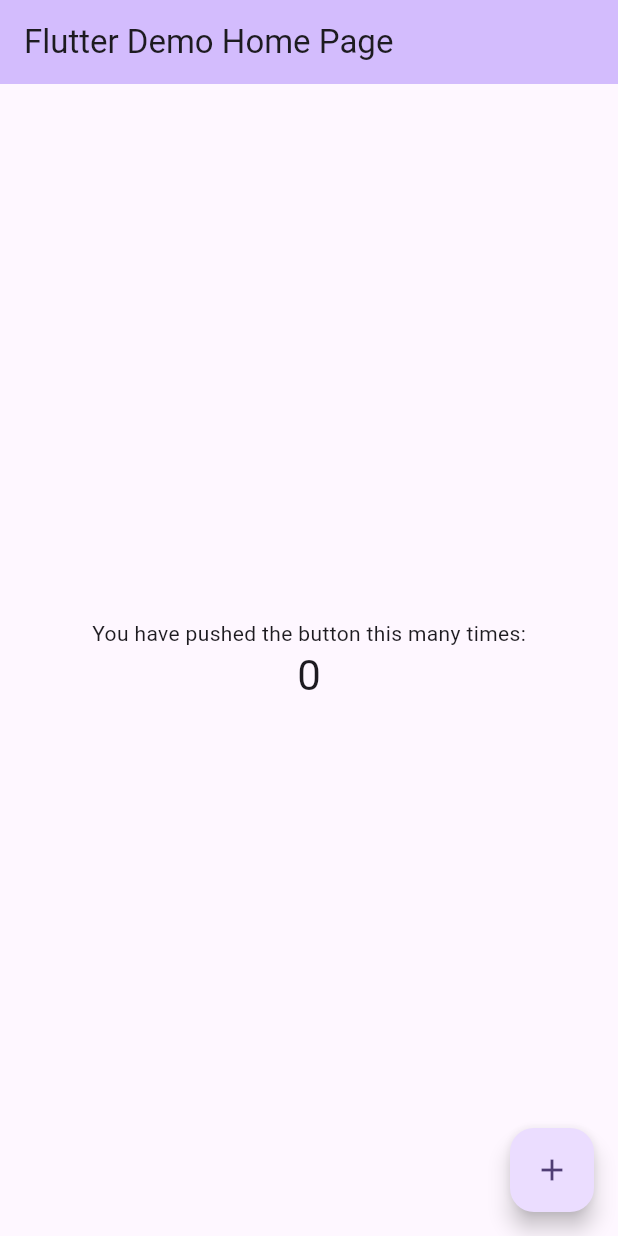
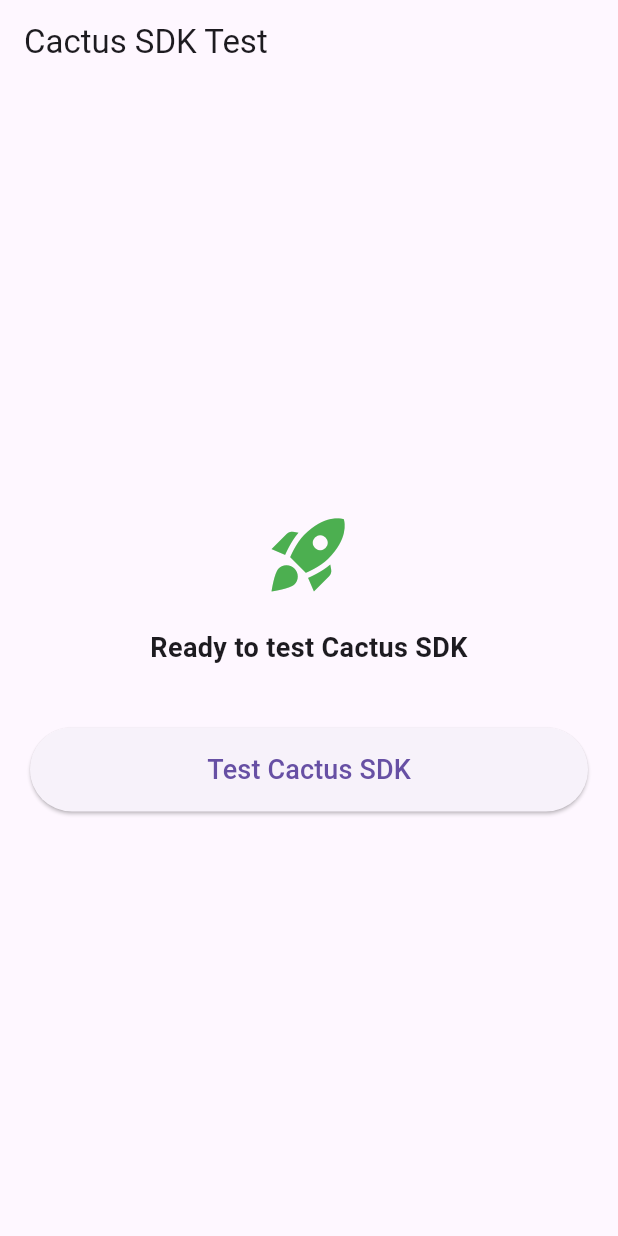
Before and after one commit to ekjots1ngh/MobileHackathonNothingCactusHuggingFace, a Flutter app: the screen it shows after launch, on a phone screen of 412 x 824 dp. Run offline on Flutter 3.47's test engine with Material 3 defaults, Android fonts, the light colour scheme and no system bars; missing offline and left inert: cactus.

Commit message:
Add Cactus demo and Android permissions

```diff
--- a/my_cactus_app/lib/main.dart
+++ b/my_cactus_app/lib/main.dart
@@ -1,3 +1,146 @@
+import 'package:flutter/material.dart';
+import 'package:cactus/cactus.dart';
+
+void main() => runApp(MyApp());
+
+class MyApp extends StatelessWidget {
+  @override
+  Widget build(BuildContext context) {
+    return MaterialApp(
+      title: 'Cactus Test',
+      theme: ThemeData(primarySwatch: Colors.green),
+      home: CactusTestScreen(),
+    );
+  }
+}
+
+class CactusTestScreen extends StatefulWidget {
+  @override
+  _CactusTestScreenState createState() => _CactusTestScreenState();
+}
+
+class _CactusTestScreenState extends State<CactusTestScreen> {
+  final lm = CactusLM();
+  String status = "Ready to test Cactus SDK";
+  String response = "";
+  bool isLoading = false;
+
+  Future<void> testCactus() async {
+    setState(() {
+      isLoading = true;
+      status = "Downloading model (first time only)...";
+      response = "";
+    });
+
+    try {
+      // Download model
+      await lm.downloadModel(
+        model: "qwen3-0.6",
+        downloadProcessCallback: (progress, msg, isError) {
+          setState(() {
+            if (isError) {
+              status = "Error: $msg";
+            } else if (progress != null) {
+              status = "$msg (${(progress * 100).toStringAsFixed(0)}%)";
+            } else {
+              status = msg;
+            }
+          });
+        },
+      );
+
+      // Initialize
+      setState(() => status = "Loading model into memory...");
+      await lm.initializeModel();
+
+      // Generate
+      setState(() => status = "Generating response...");
+      final result = await lm.generateCompletion(
+        messages: [
+          ChatMessage(content: "Hello! Introduce yourself in one sentence.", role: "user"),
+        ],
+      );
+
+      setState(() {
+        if (result.success) {
+          status = "✓ Success!";
+          response = "${result.response}\n\n"
+              "⚡ Speed: ${result.tokensPerSecond.toStringAsFixed(1)} tok/s\n"
+              "⏱️ First token: ${result.timeToFirstTokenMs.toStringAsFixed(0)}ms\n"
+              "📊 Total tokens: ${result.totalTokens}";
+        } else {
+          status = "❌ Failed";
+          response = result.response;
+        }
+      });
+    } catch (e) {
+      setState(() {
+        status = "❌ Error occurred";
+        response = e.toString();
+      });
+    } finally {
+      setState(() => isLoading = false);
+      lm.unload();
+    }
+  }
+
+  @override
+  Widget build(BuildContext context) {
+    return Scaffold(
+      appBar: AppBar(
+        title: Text('Cactus SDK Test'),
+      ),
+      body: Padding(
+        padding: EdgeInsets.all(20),
+        child: Column(
+          mainAxisAlignment: MainAxisAlignment.center,
+          crossAxisAlignment: CrossAxisAlignment.stretch,
+          children: [
+            Icon(
+              isLoading ? Icons.hourglass_empty : Icons.rocket_launch,
+              size: 60,
+              color: Colors.green,
+            ),
+            SizedBox(height: 20),
+            Text(
+              status,
+              style: TextStyle(fontSize: 18, fontWeight: FontWeight.bold),
+              textAlign: TextAlign.center,
+            ),
+            SizedBox(height: 20),
+            if (response.isNotEmpty)
+              Expanded(
+                child: SingleChildScrollView(
+                  child: Container(
+                    padding: EdgeInsets.all(15),
+                    decoration: BoxDecoration(
+                      color: Colors.grey[200],
+                      borderRadius: BorderRadius.circular(10),
+                    ),
+                    child: Text(
+                      response,
+                      style: TextStyle(fontSize: 16),
+                    ),
+                  ),
+                ),
+              ),
+            SizedBox(height: 20),
+            ElevatedButton(
+              onPressed: isLoading ? null : testCactus,
+              child: Padding(
+                padding: EdgeInsets.symmetric(vertical: 15),
+                child: Text(
+                  isLoading ? 'Testing...' : 'Test Cactus SDK',
+                  style: TextStyle(fontSize: 18),
+                ),
+              ),
+            ),
+          ],
+        ),
+      ),
+    );
+  }
+}
 import 'package:flutter/material.dart';
 
 void main() {
--- a/my_cactus_app/pubspec.yaml
+++ b/my_cactus_app/pubspec.yaml
@@ -34,6 +34,10 @@ dependencies:
   # The following adds the Cupertino Icons font to your application.
   # Use with the CupertinoIcons class for iOS style icons.
   cupertino_icons: ^1.0.8
+  cactus:
+    git:
+      url: https://github.com/cactus-compute/cactus-flutter.git
+      ref: main
 
 dev_dependencies:
   flutter_test:
```
Also changed, not shown: my_cactus_app/pubspec.lock, 1 other file.
